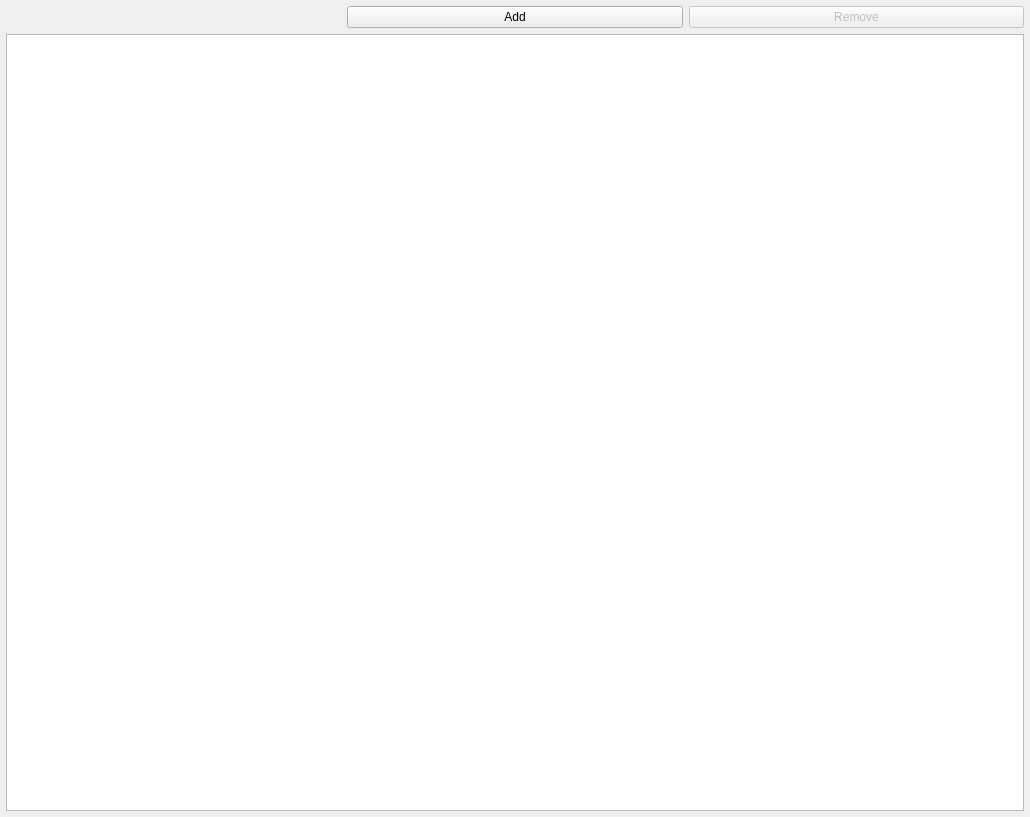
Qt form projectmanagers/custom-buildsystem/includeswidget.ui (KDE/kdevelop) before a commit.
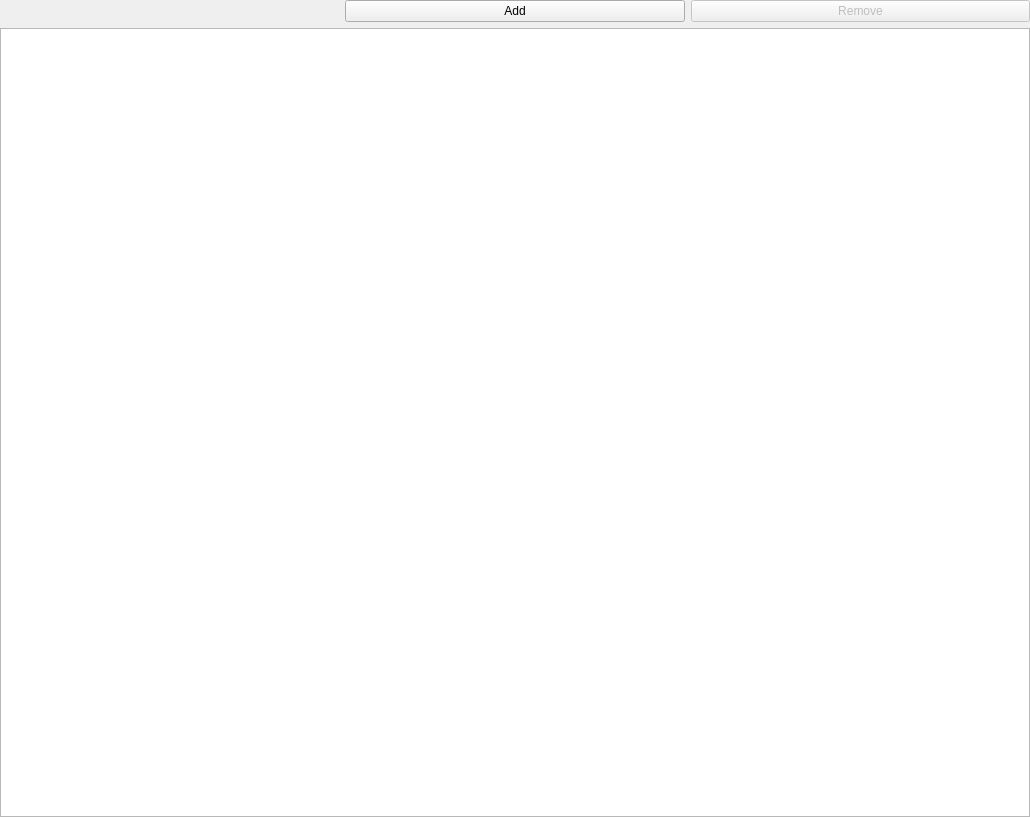
The same form after that commit. Icons and pictures are not drawn. Custom widgets are drawn as their Qt base class.

```diff
--- a/projectmanagers/custom-buildsystem/includeswidget.ui
+++ b/projectmanagers/custom-buildsystem/includeswidget.ui
@@ -12,7 +12,7 @@
   </property>
   <layout class="QVBoxLayout" name="widgetLayout">
    <property name="margin">
-    <number>6</number>
+    <number>0</number>
    </property>
    <item>
     <layout class="QHBoxLayout" name="horizontalLayout_3">
```
